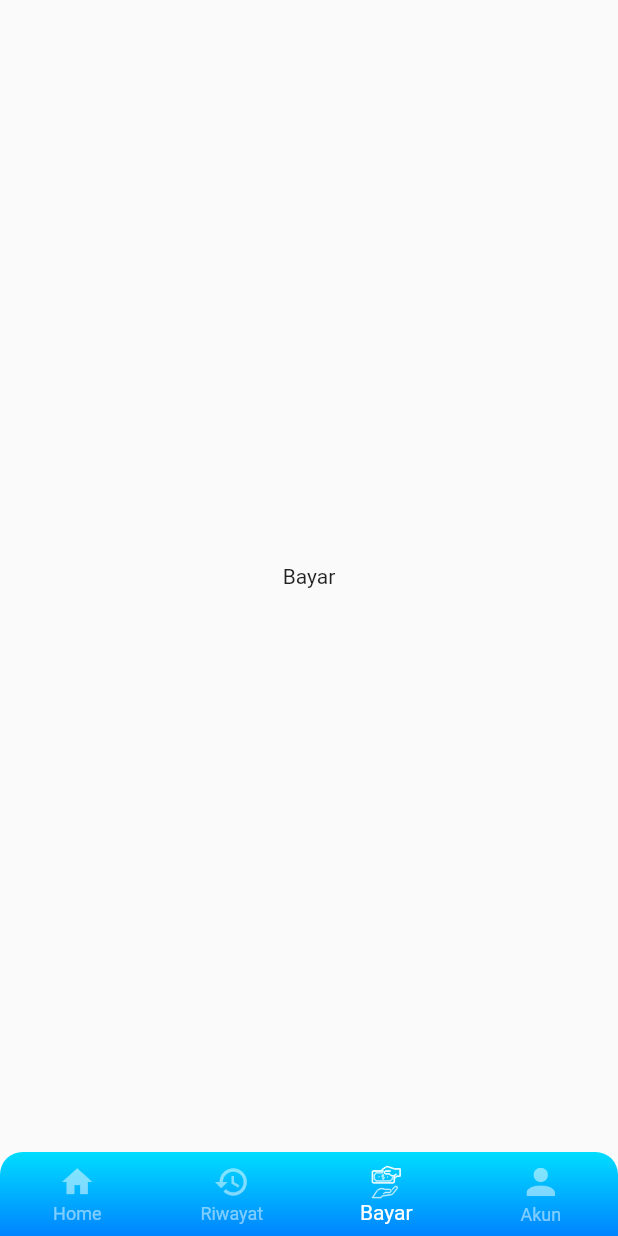
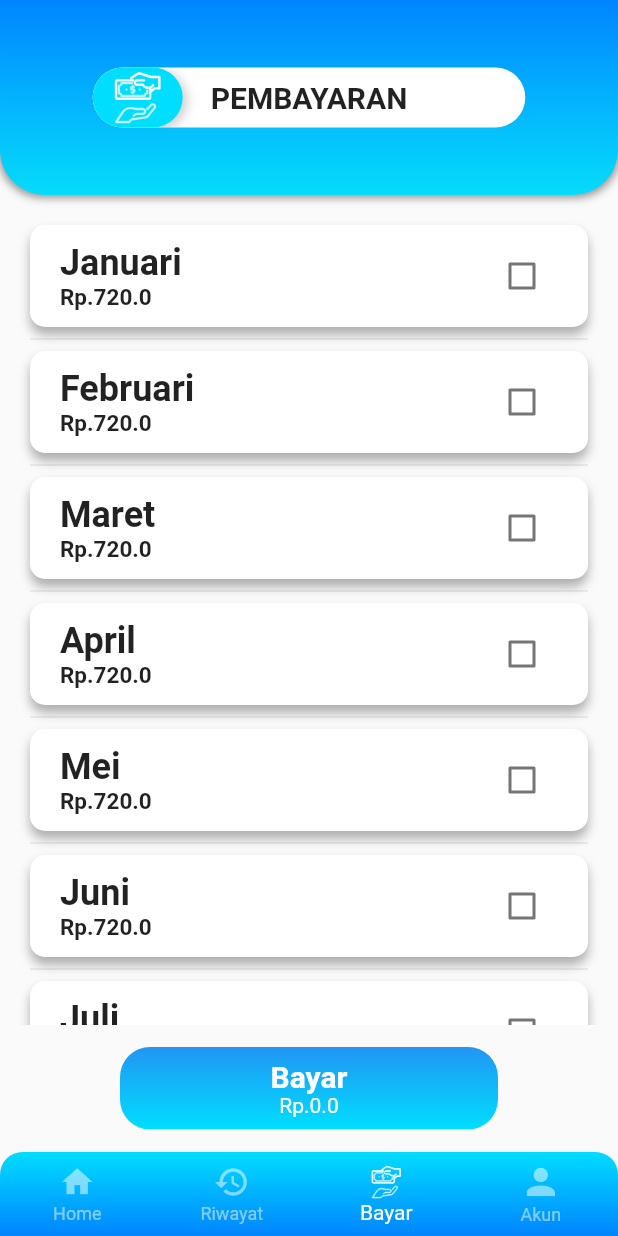
Before and after one commit to TeamFunction/spp_project, a Flutter app: the screen it shows after launch, item 3 of the bottom bar chosen, on a phone screen of 412 x 824 dp. Run offline on Flutter 3.47's test engine with Material 2 defaults, Android fonts, the phone set to English and light mode, and no system bars; our stand-ins replace flutter_svg, google_fonts.

Commit message:
membuat model pembayaran,riwwayat, menambah component topbar,menambah pages bayar,riwayat

```diff
--- /dev/null
+++ b/lib/components/topbar.dart
@@ -0,0 +1,81 @@
+import 'package:flutter/cupertino.dart';
+import 'package:flutter/material.dart';
+import 'package:flutter/src/foundation/key.dart';
+import 'package:flutter/src/widgets/framework.dart';
+
+class TopBar extends StatelessWidget {
+  const TopBar({this.title = "", this.leftIcon, Key? key}) : super(key: key);
+
+  final Widget? leftIcon;
+  final String title;
+  @override
+  Widget build(BuildContext context) {
+    return Container(
+      height: 130,
+      width: MediaQuery.of(context).size.width,
+      decoration: BoxDecoration(
+        // color: Colors.amber.shade300,
+        gradient: const LinearGradient(
+          begin: Alignment.topCenter,
+          end: Alignment.bottomCenter,
+          colors: <Color>[
+            Color(0xff0085FF),
+            Color(0xf600DEFF),
+          ], // Gradient from https://learnui.design/tools/gradient-generator.html
+          tileMode: TileMode.mirror,
+        ),
+
+        borderRadius: const BorderRadius.only(
+          bottomLeft: Radius.circular(30),
+          bottomRight: Radius.circular(30),
+        ),
+        boxShadow: [
+          BoxShadow(
+            color: Colors.black.withOpacity(0.4),
+            spreadRadius: 1,
+            blurRadius: 4,
+            offset: const Offset(0, 1),
+          ),
+        ],
+      ),
+      child: Center(
+        child: Container(
+          clipBehavior: Clip.antiAliasWithSaveLayer,
+          height: 40,
+          width: MediaQuery.of(context).size.width * 0.7,
+          decoration: const BoxDecoration(
+              color: Colors.white,
+              borderRadius: BorderRadius.all(Radius.circular(20))),
+          child: Stack(
+            // mainAxisAlignment: MainAxisAlignment.center,
+            children: [
+              leftIcon != null
+                  ? Container(
+                      height: 50,
+                      width: 60,
+                      decoration: BoxDecoration(
+                          color: Color.fromARGB(255, 0, 222, 255),
+                          borderRadius: BorderRadius.circular(20),
+                          boxShadow: [
+                            BoxShadow(
+                              color: Colors.grey.withOpacity(0.5),
+                              offset: Offset(3, 2),
+                              blurRadius: 5,
+                            ),
+                          ]),
+                      child: leftIcon,
+                    )
+                  : Container(),
+              Center(
+                child: Text(
+                  title,
+                  style: TextStyle(fontWeight: FontWeight.bold, fontSize: 20),
+                ),
+              ),
+            ],
+          ),
+        ),
+      ),
+    );
+  }
+}
--- /dev/null
+++ b/lib/models/pembayaran_model.dart
@@ -0,0 +1,20 @@
+class PembayaranList {
+  PembayaranList({required this.bulan, required this.harga});
+  String bulan;
+  double harga;
+}
+
+List<PembayaranList> pembayaran = [
+  PembayaranList(bulan: "Januari", harga: 720.000),
+  PembayaranList(bulan: "Februari", harga: 720.000),
+  PembayaranList(bulan: "Maret", harga: 720.000),
+  PembayaranList(bulan: "April", harga: 720.000),
+  PembayaranList(bulan: "Mei", harga: 720.000),
+  PembayaranList(bulan: "Juni", harga: 720.000),
+  PembayaranList(bulan: "Juli", harga: 720.000),
+  PembayaranList(bulan: "Agustus", harga: 720.000),
+  PembayaranList(bulan: "September", harga: 720.000),
+  PembayaranList(bulan: "Oktober", harga: 720.000),
+  PembayaranList(bulan: "November", harga: 720.000),
+  PembayaranList(bulan: "Desember", harga: 720.000),
+];
--- a/lib/screens/item.dart
+++ b/lib/screens/item.dart
@@ -1,11 +1,13 @@
 import 'package:flutter/cupertino.dart';
+import 'package:project_spp/screens/pages/bayar.dart';
 import 'package:project_spp/screens/pages/home.dart';
 import 'package:project_spp/screens/pages/profile.dart';
+import 'package:project_spp/screens/pages/riwayat.dart';
 
 const List<Widget> itemList = <Widget>[
   // Center(child: Text("Home")),
   Home(),
-  Center(child: Text("Riwayat")),
-  Center(child: Text("Bayar")),
+  Riwayat(),
+  Bayar(),
   Profile()
 ];
--- /dev/null
+++ b/lib/screens/pages/bayar.dart
@@ -0,0 +1,211 @@
+import 'package:flutter/material.dart';
+import 'package:flutter_svg/flutter_svg.dart';
+import 'package:project_spp/components/button.dart';
+import 'package:project_spp/components/topbar.dart';
+import 'package:project_spp/conf.dart';
+import 'package:project_spp/models/pembayaran_model.dart';
+import 'package:project_spp/models/riwayat_model.dart';
+
+class Bayar extends StatefulWidget {
+  const Bayar({Key? key}) : super(key: key);
+
+  @override
+  State<Bayar> createState() => _BayarState();
+}
+
+class _BayarState extends State<Bayar> {
+  bool _isSelected = false;
+
+  // List<String> data = ["Mathew", "Deon", "Sara", "Yeu"];
+  List<String> userChecked = [];
+  double total = 0;
+
+  void _onSelected(bool selected, PembayaranList dataName) {
+    if (selected == true) {
+      setState(() {
+        userChecked.add(dataName.bulan);
+        total += dataName.harga;
+      });
+    } else {
+      setState(() {
+        userChecked.remove(dataName.bulan);
+        total -= dataName.harga;
+      });
+    }
+  }
+
+  @override
+  Widget build(BuildContext context) {
+    return Column(
+      children: [
+        TopBar(
+          leftIcon: Transform.scale(
+            scale: 0.9,
+            child: SvgPicture.asset(
+              icTransaksi,
+              color: Colors.white,
+              fit: BoxFit.contain,
+            ),
+          ),
+          title: "PEMBAYARAN",
+        ),
+        const SizedBox(
+          height: 10,
+        ),
+        Expanded(
+          child: ListView.builder(
+            scrollDirection: Axis.vertical,
+            shrinkWrap: true,
+            itemCount: pembayaran.length,
+            padding: EdgeInsets.symmetric(horizontal: 20, vertical: 10),
+            itemBuilder: (context, index) {
+              return Column(
+                children: [
+                  CheckButton(
+                    data: pembayaran[index],
+                    value: userChecked.contains(pembayaran[index].bulan),
+                    onChanged: (bool newValue) {
+                      setState(() {
+                        _onSelected(newValue, pembayaran[index]);
+                      });
+                    },
+                  ),
+                  Divider(),
+                ],
+              );
+            },
+          ),
+        ),
+        Container(
+          margin: EdgeInsets.symmetric(horizontal: 80, vertical: 15),
+          child: GradientButton(
+            borderRadius: BorderRadius.circular(20),
+            onPressed: () {
+              print("bayar ${total}");
+            },
+            total: total,
+          ),
+        ),
+      ],
+    );
+  }
+}
+
+class CheckButton extends StatelessWidget {
+  const CheckButton(
+      {required this.value,
+      required this.onChanged,
+      required this.data,
+      Key? key})
+      : super(key: key);
+  final bool value;
+  final ValueChanged<bool> onChanged;
+  final PembayaranList data;
+  @override
+  Widget build(BuildContext context) {
+    return Container(
+      padding: EdgeInsets.symmetric(horizontal: 20, vertical: 10),
+      decoration: BoxDecoration(
+        color: Colors.white,
+        borderRadius: BorderRadius.circular(10),
+        boxShadow: [
+          BoxShadow(
+              color: Colors.black.withOpacity(0.3),
+              offset: Offset(0, 5),
+              blurRadius: 5),
+        ],
+      ),
+      child: Row(
+        mainAxisAlignment: MainAxisAlignment.spaceBetween,
+        children: [
+          Column(
+            crossAxisAlignment: CrossAxisAlignment.start,
+            children: [
+              Text(
+                data.bulan,
+                style: TextStyle(
+                  fontSize: 24,
+                  fontWeight: FontWeight.bold,
+                ),
+              ),
+              Text(
+                "Rp.${data.harga}",
+                style: TextStyle(
+                  fontSize: 15,
+                  fontWeight: FontWeight.bold,
+                ),
+              ),
+            ],
+          ),
+          Checkbox(
+            value: value,
+            onChanged: (bool? newValue) {
+              onChanged(newValue!);
+            },
+          ),
+        ],
+      ),
+    );
+  }
+}
+
+class GradientButton extends StatelessWidget {
+  const GradientButton(
+      {required this.onPressed, this.borderRadius, this.total = 0, Key? key})
+      : super(key: key);
+
+  final Function onPressed;
+  final double total;
+  final BorderRadius? borderRadius;
+  @override
+  Widget build(BuildContext context) {
+    return Container(
+      child: ClipRRect(
+        borderRadius: borderRadius ?? BorderRadius.circular(20),
+        child: Stack(
+          children: [
+            Positioned.fill(
+              child: Container(
+                decoration: const BoxDecoration(
+                  gradient: LinearGradient(
+                    begin: Alignment.topCenter,
+                    end: Alignment.bottomCenter,
+                    colors: [
+                      Colors.blue,
+                      Color.fromARGB(255, 0, 222, 255),
+                    ],
+                  ),
+                ),
+              ),
+            ),
+            TextButton(
+              style: TextButton.styleFrom(
+                  textStyle: const TextStyle(color: Colors.white),
+                  alignment: Alignment.center),
+              onPressed: () => onPressed(),
+              child: Center(
+                child: Column(
+                  children: [
+                    const Text(
+                      "Bayar",
+                      style: TextStyle(
+                          fontSize: 20,
+                          fontWeight: FontWeight.bold,
+                          color: Colors.white),
+                    ),
+                    Text(
+                      "Rp.${total}",
+                      style: const TextStyle(
+                        color: Colors.white,
+                      ),
+                    )
+                  ],
+                ),
+              ),
+            ),
+          ],
+        ),
+      ),
+    );
+  }
+}
```
Also changed, not shown: lib/models/riwayat_model.dart (added, +26 -0 lines), lib/screens/pages/profile.dart (+3 -42 lines), lib/screens/pages/riwayat.dart (added, +67 -0 lines).
